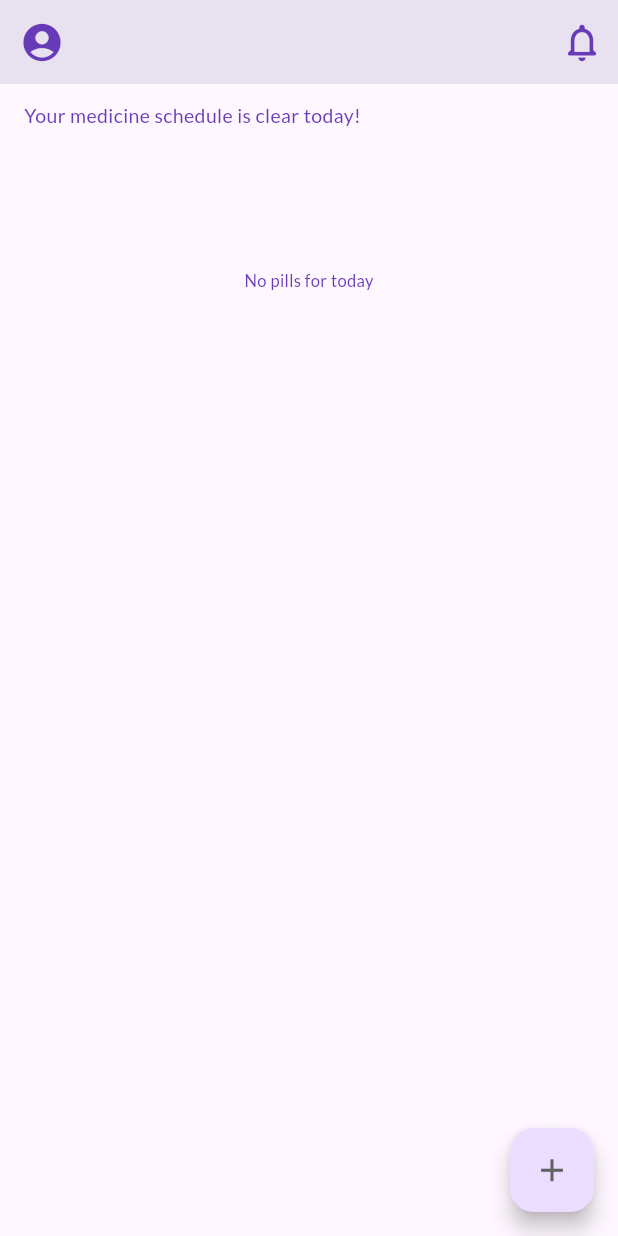
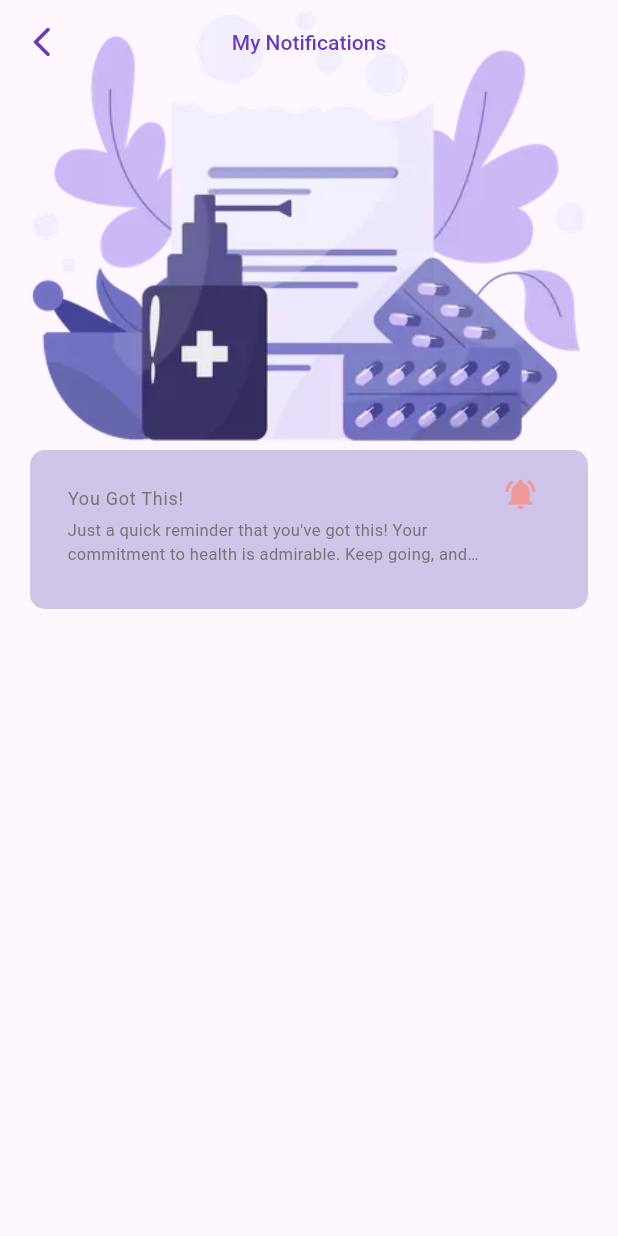
Before and after one commit to LeahSherley/medicate-mate, a Flutter app: the LandingScreen screen opened directly, scrolled down 350 dp, after a tap on the "notifications none" icon, on a phone screen of 412 x 824 dp. Run offline on Flutter 3.47's test engine with Material 3 defaults, Android fonts, the phone set to English and light mode, and no system bars; our stand-ins replace firebase_auth, firebase_core, firebase_database, firebase_messaging, flutter_local_notifications, google_fonts and 3 more; accounts and stored records are empty; network calls fail.

Commit message:
Added new features and functionality

```diff
--- /dev/null
+++ b/lib/MyProviders/darkmode.dart
@@ -0,0 +1,15 @@
+import 'package:flutter/material.dart';
+
+class ThemeProvider extends ChangeNotifier {
+  bool _isDarkMode = false;
+  MaterialColor _primarySwatch = Colors.deepPurple;
+
+  bool get isDarkMode => _isDarkMode;
+  MaterialColor get primarySwatch => _primarySwatch;
+
+  void toggleDarkMode() {
+    _isDarkMode = !_isDarkMode;
+    _primarySwatch = _isDarkMode ? Colors.blue : Colors.deepPurple;
+    notifyListeners();
+  }
+}
--- a/lib/login.dart
+++ b/lib/login.dart
@@ -92,7 +92,7 @@ class _MyLoginState extends State<MyLogin> {
           password: password,
         );
 
-        // If login is successful, set 'isLoggedIn' to true
+
         final SharedPreferences prefs = await SharedPreferences.getInstance();
         prefs.setBool('isLoggedIn', true);
 
--- /dev/null
+++ b/lib/notificationlist.dart
@@ -0,0 +1,257 @@
+/*import 'package:firebase_messaging/firebase_messaging.dart';
+import 'package:flutter/material.dart';
+import 'package:meditation_app/landing.dart';
+import 'package:meditation_app/notifications.dart';
+
+class NotificationList extends StatefulWidget {
+  const NotificationList({super.key});
+
+  @override
+  State<NotificationList> createState() => _NotificationListState();
+}
+
+class _NotificationListState extends State<NotificationList> {
+  List<RemoteMessage> _messages = [];
+
+  @override
+  initState() {
+    super.initState();
+    _addMessage();
+  }
+
+  void _addMessage() {
+
+     FirebaseMessaging.onMessageOpenedApp.listen((RemoteMessage message) {
+      setState(() {
+        _messages = [..._messages, message];
+      });
+    });
+
+  }
+
+  @override
+  Widget build(BuildContext context) {
+    return Scaffold(
+      appBar: AppBar(
+        title: const Text(
+          "My Notifications",
+          style: TextStyle(
+            fontSize: 14,
+            fontWeight: FontWeight.w500,
+            color: Colors.deepPurple,
+          ),
+        ),
+        centerTitle: true,
+        leading: IconButton(
+          onPressed: () {
+            Navigator.of(context).push(MaterialPageRoute(
+                builder: (BuildContext context) => const LandingScreen()));
+          },
+          icon: const Icon(
+            Icons.arrow_back_ios_new_rounded,
+            color: Colors.deepPurple,
+          ),
+        ),
+      ),
+      body: _messages.isEmpty
+          ? const Center(
+              child: Text(
+                "No notifications received!",
+                style: TextStyle(
+                  fontSize: 12,
+                  fontWeight: FontWeight.w500,
+                  color: Colors.deepPurple,
+                ),
+              ),
+            )
+          : ListView.builder(
+              shrinkWrap: true,
+              itemCount: _messages.length,
+              itemBuilder: (context, index) {
+                RemoteMessage message = _messages[index];
+                return Container(
+                  margin:
+                      const EdgeInsets.all(20),
+                  decoration: BoxDecoration(
+                    color: Colors.deepPurple[100],
+                    borderRadius: BorderRadius.circular(10),
+                    border: Border.all(color: Colors.deepPurple),
+                  ),
+                  child: ListTile(
+                    isThreeLine: true,
+                    title: Text(message.notification?.title ?? "", style: TextStyle(
+                      fontSize: 12,
+                      color: Colors.grey[600],
+                    ),),
+                    subtitle: Text(message.sentTime?.toString() ??
+                        DateTime.now().toString(), style: TextStyle(
+                      fontSize: 12,
+                      color: Colors.grey[600],
+                    ), ),
+                    trailing: Icon(
+                      Icons.notifications_active,
+                      color: Colors.red[200],
+                    ),
+                    onTap: () {
+                      Navigator.pushNamed(context, Notify.route,
+                          arguments: _messages[index]);
+                    },
+                  ),
+                );
+              }),
+    );
+  }
+}*/
+import 'package:firebase_messaging/firebase_messaging.dart';
+import 'package:flutter/material.dart';
+import 'package:meditation_app/landing.dart';
+import 'package:meditation_app/notifications.dart';
+
+class NotificationList extends StatefulWidget {
+  const NotificationList({super.key});
+
+  @override
+  State<NotificationList> createState() => _NotificationListState();
+}
+
+class _NotificationListState extends State<NotificationList> {
+  List<RemoteMessage> _messages = [
+    const RemoteMessage(
+    data: <String, String>{
+      'key1': 'value1',
+      'key2': 'value2',
+
+    },
+    notification: RemoteNotification(
+      title: 'You Got This!',
+      body: 'Just a quick reminder that you\'ve got this! Your commitment to health is admirable. Keep going, and know that you\'re making a positive impact.',
+    ),
+  ),
+  ];
+
+  @override
+  initState() {
+    super.initState();
+    _addMessage();
+  }
+
+  void _addMessage() {
+    FirebaseMessaging.onMessageOpenedApp.listen((RemoteMessage message) {
+      setState(() {
+        _messages = [..._messages, message];
+      });
+    });
+  }
+
+  @override
+  Widget build(BuildContext context) {
+    return Scaffold(
+      body: NestedScrollView(
+        headerSliverBuilder: (context, innerBoxIsScrolled) {
+          return [
+            SliverAppBar(
+              title: const Text(
+                "My Notifications",
+                style: TextStyle(
+                  fontSize: 14,
+                  fontWeight: FontWeight.w500,
+                  color: Colors.deepPurple,
+                ),
+              ),
+              centerTitle: true,
+              leading: IconButton(
+                onPressed: () {
+                  Navigator.of(context).push(MaterialPageRoute(
+                      builder: (BuildContext context) => const LandingScreen()));
+                },
+                icon: const Icon(
+                  Icons.arrow_back_ios_new_rounded,
+                  color: Colors.deepPurple,
+                ),
+              ),
+              expandedHeight: 300.0,
+              floating: false,
+              pinned: true,
+              //snap: false,
+              flexibleSpace: FlexibleSpaceBar(
+                background: Image.asset(
+                  'assets/images/medical.webp',
+                  fit: BoxFit.cover,
+                ),
+              ),
+            ),
+          ];
+        },
+        body: _messages.isEmpty
+            ? const Center(
+                child: Text(
+                  "No notifications",
+                  style: TextStyle(
+                    fontSize: 13,
+                    fontWeight: FontWeight.w500,
+                    color: Colors.deepPurple,
+                  ),
+                ),
+              )
+            : ListView.builder(
+                shrinkWrap: true,
+                itemCount: _messages.length,
+                itemBuilder: (context, index) {
+                  RemoteMessage message = _messages[index];
+                  return Container(
+                    margin: const EdgeInsets.only(left: 20, right:20, bottom:20,),
+                    padding: const EdgeInsets.all(8),
+                    decoration: BoxDecoration(
+                      color: Colors.deepPurple[100],
+                      borderRadius: BorderRadius.circular(10),
+                      border: Border.all(color: Colors.deepPurple,
+                      style: BorderStyle.none,
+                      ),
+
+
+                    ),
+
+                    child: ListTile(
+                      isThreeLine: true,
+                      title: Text(
+                        message.notification?.title ?? "",
+                        style: TextStyle(
+                          fontSize: 12,
+                          color: Colors.grey[600],
+                        ),
+                      ),
+                      subtitle:
+                       Text(
+                        message.notification?.body ?? "",
+                        style: TextStyle(
+                          fontSize: 11,
+                          color: Colors.grey[600],
+                        ),
+                        overflow: TextOverflow.ellipsis,
+                        maxLines: 2,
+                      ),
+
+                      /*Text(
+                        message.sentTime?.toString() ??
+                            DateTime.now().toString(),
+                        style: TextStyle(
+                          fontSize: 12,
+                          color: Colors.grey[600],
+                        ),
+                      ),*/
+                      trailing: Icon(
+                        Icons.notifications_active,
+                        color: Colors.red[200],
+                      ),
+                      onTap: () {
+                        Navigator.pushNamed(context, Notify.route,
+                            arguments: _messages[index]);
+                      },
+                    ),
+                  );
+                },
+              ),
+      ),
+    );
+  }
+}
--- a/lib/registration.dart
+++ b/lib/registration.dart
@@ -89,6 +89,7 @@ class _MyRegistrationState extends State<MyRegistration> {
                         fontWeight: FontWeight.w500),
                   )),
             );
+            Navigator.pop(context);
           } else {
             // ignore: use_build_context_synchronously
             ScaffoldMessenger.of(context).showSnackBar(
```
Also changed, not shown: lib/MyModels/pushnotifications.dart (added, +50 -0 lines), lib/drawer.dart (+43 -6 lines), lib/landing.dart (+16 -92 lines), lib/main.dart (+32 -3 lines), lib/notifications.dart (added, +114 -0 lines), lib/pilldesign.dart (+18 -14 lines), pubspec.yaml (+8 -0 lines), assets/images/download.png (added), assets/images/notification2-removebg-preview.png (added), assets/images/notificationbar-removebg-preview.png (added), lib/MyModels/localnotifications.dart (deleted), pubspec.lock, 1 other file.
